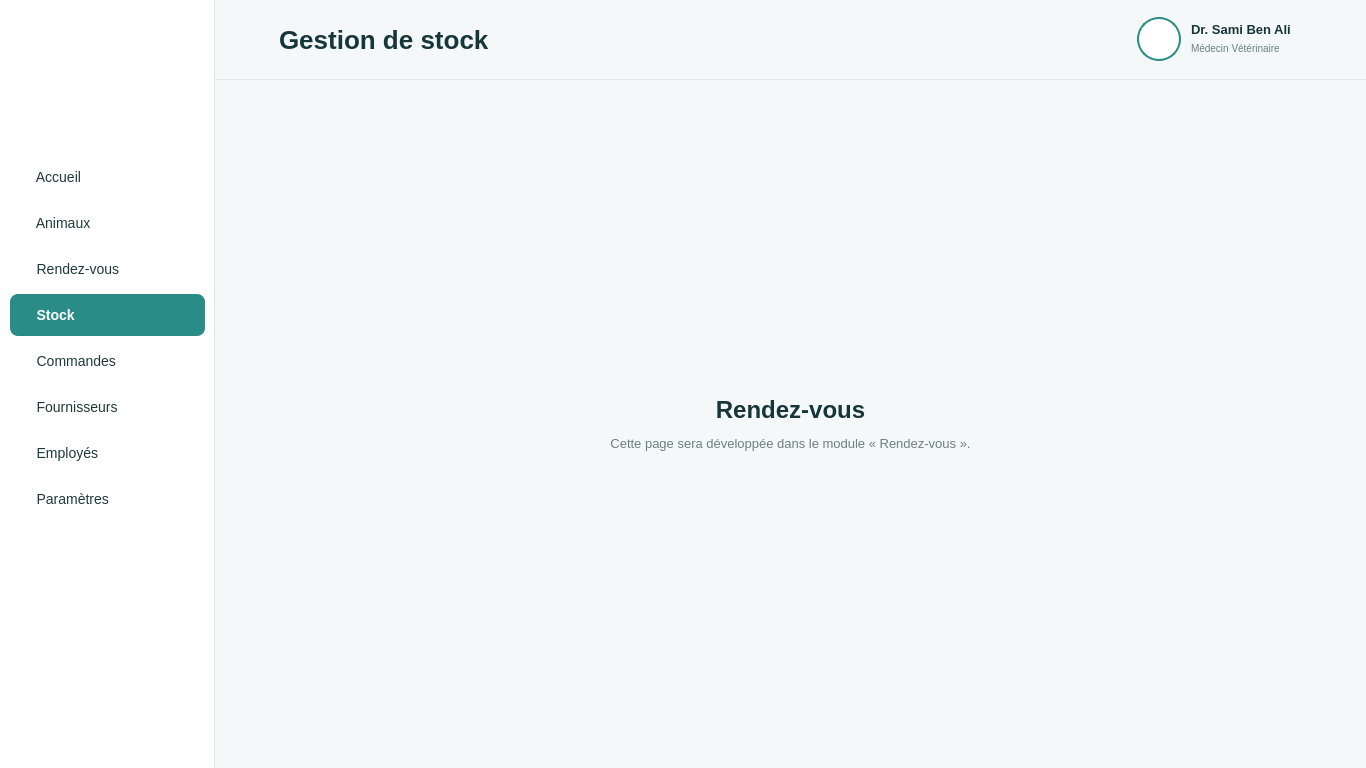
The window that PetManager-Integration/gpetmanager.ui (ProjetCPP2A25/PetManager) describes before a commit, drawn with Qt 5.
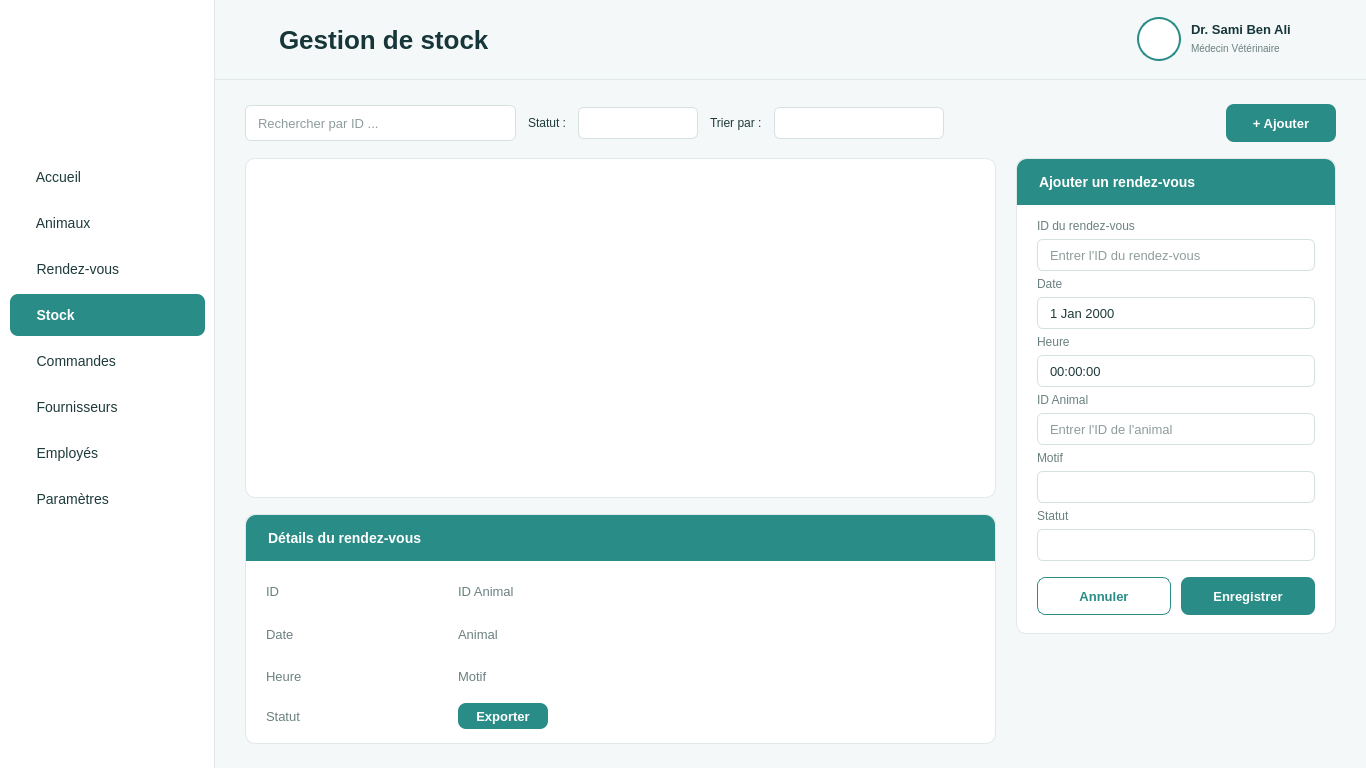
The same window after the commit. The open tabs and pages were chosen to show the change. Icons and pictures are not drawn.

Commit message: Integration module rendez-vous

Patch:
```diff
--- a/PetManager-Integration/gpetmanager.ui
+++ b/PetManager-Integration/gpetmanager.ui
@@ -701,37 +701,690 @@
          </layout>
         </widget>
         <widget class="QWidget" name="pageRendezVous">
-         <layout class="QVBoxLayout" name="layout_pageRendezVous">
+         <property name="styleSheet">
+          <string notr="true">QWidget#pageRendezVous { background-color: #F4F8F8; }
+QLabel { background: transparent; color: #1E3A3A; }
+
+/* champs de saisie */
+QLineEdit, QComboBox, QDateEdit, QTimeEdit {
+    border: 1px solid #D5E0E0; border-radius: 6px; padding: 0 10px;
+    background: white; color: #1E3A3A; font-size: 13px; min-height: 30px; }
+QLineEdit:focus, QComboBox:focus, QDateEdit:focus, QTimeEdit:focus { border: 1px solid #2A8C86; }
+QComboBox::drop-down, QDateEdit::drop-down {
+    subcontrol-origin: padding; subcontrol-position: center right; width: 30px; border: none; }
+QComboBox::down-arrow, QDateEdit::down-arrow {
+    image: url(:/icones/fleche_bas.png); width: 12px; height: 12px; }
+QTimeEdit::up-button { subcontrol-origin: border; subcontrol-position: top right; width: 24px; border: none; }
+QTimeEdit::down-button { subcontrol-origin: border; subcontrol-position: bottom right; width: 24px; border: none; }
+QTimeEdit::up-arrow { image: url(:/icones/fleche_haut.png); width: 10px; height: 10px; }
+QTimeEdit::down-arrow { image: url(:/icones/fleche_bas.png); width: 10px; height: 10px; }
+QComboBox QAbstractItemView {
+    background: white; color: #1E3A3A; border: 1px solid #D5E0E0; outline: 0; padding: 4px;
+    selection-background-color: #E6F2F1; selection-color: #1E3A3A; }
+QComboBox QAbstractItemView::item { min-height: 30px; padding-left: 8px; color: #1E3A3A; background: white; }
+QComboBox QAbstractItemView::item:hover, QComboBox QAbstractItemView::item:selected {
+    background: #E6F2F1; color: #1E3A3A; }
+QCalendarWidget QWidget { background-color: white; color: #1E3A3A; }
+QCalendarWidget QToolButton { color: #17363A; background-color: white; font-weight: bold; }
+QCalendarWidget QAbstractItemView:enabled {
+    background-color: white; color: #1E3A3A; selection-background-color: #2A8C86; selection-color: white; }
+QCalendarWidget QAbstractItemView:disabled { color: #9BB0B0; }
+
+/* cadres : formulaire et détails */
+QFrame#frameFormRdv, QFrame#frameDetailsRdv {
+    background: white; border: 1px solid #E0E8E8; border-radius: 10px; }
+QLabel#lblTitreFormRdv, QLabel#lblTitreDetailsRdv {
+    background: #2A8C86; color: white; font-weight: bold; font-size: 14px; padding: 11px 18px;
+    border: none; border-top-left-radius: 10px; border-top-right-radius: 10px; }
+QLabel#lblChamp0Rdv, QLabel#lblChamp1Rdv, QLabel#lblChamp2Rdv,
+QLabel#lblChamp3Rdv, QLabel#lblChamp4Rdv, QLabel#lblChamp5Rdv {
+    color: #6B8080; font-size: 12px; border: none; background: transparent; }
+QLabel#lblDetCle0Rdv, QLabel#lblDetCle1Rdv, QLabel#lblDetCle2Rdv, QLabel#lblDetCle3Rdv,
+QLabel#lblDetCle4Rdv, QLabel#lblDetCle5Rdv, QLabel#lblDetCle6Rdv {
+    color: #6B8080; font-size: 13px; border: none; background: transparent; }
+QLabel#lblDetVal0Rdv, QLabel#lblDetVal1Rdv, QLabel#lblDetVal2Rdv,
+QLabel#lblDetVal4Rdv, QLabel#lblDetVal5Rdv, QLabel#lblDetVal6Rdv {
+    color: #17363A; font-size: 13px; font-weight: bold; border: none; background: transparent; }
+
+/* boutons */
+QPushButton#btnAjouterRdv, QPushButton#btnEnregistrerRdv, QPushButton#btnExporterRdv {
+    background: #2A8C86; color: white; border: none; border-radius: 8px;
+    font-weight: bold; font-size: 13px; padding: 0 18px; }
+QPushButton#btnAjouterRdv:hover, QPushButton#btnEnregistrerRdv:hover,
+QPushButton#btnExporterRdv:hover { background: #1F6F6B; }
+QPushButton#btnAnnulerRdv {
+    background: white; color: #2A8C86; border: 1px solid #2A8C86; border-radius: 8px;
+    font-weight: bold; font-size: 13px; }
+QPushButton#btnAnnulerRdv:hover { background: #E6F2F1; }
+
+/* tableau */
+QTableView#tableRdv {
+    background: white; color: #1E3A3A; font-size: 13px; border: 1px solid #E0E8E8;
+    border-radius: 10px; selection-background-color: #E6F2F1; selection-color: #1E3A3A; }
+QTableView#tableRdv QHeaderView::section {
+    background: white; color: #17363A; font-weight: bold; padding: 10px 8px;
+    border: none; border-bottom: 1px solid #E0E8E8; }
+QTableView#tableRdv QTableCornerButton::section { background: white; border: none; }
+QScrollBar:vertical { background: transparent; width: 10px; margin: 0; }
+QScrollBar::handle:vertical { background: #C5D6D5; border-radius: 5px; min-height: 40px; }
+QScrollBar::add-line:vertical, QScrollBar::sub-line:vertical { height: 0; }
+QScrollBar::add-page:vertical, QScrollBar::sub-page:vertical { background: none; }
+</string>
+         </property>
+         <layout class="QVBoxLayout" name="layoutPageRdv">
           <property name="spacing">
-           <number>0</number>
+           <number>16</number>
           </property>
           <property name="leftMargin">
            <number>30</number>
           </property>
           <property name="topMargin">
-           <number>30</number>
+           <number>24</number>
           </property>
           <property name="rightMargin">
            <number>30</number>
           </property>
           <property name="bottomMargin">
-           <number>30</number>
+           <number>24</number>
           </property>
           <item>
-           <widget class="QLabel" name="lbl_pageRendezVous">
-            <property name="text">
-             <string>&lt;p&gt;&lt;img src=&quot;:/icones/calendar_teal.png&quot; width=&quot;80&quot; height=&quot;80&quot;&gt;&lt;/p&gt;&lt;p style=&quot;font-size:24px; font-weight:bold; color:#17363A&quot;&gt;Rendez-vous&lt;/p&gt;&lt;p style=&quot;font-size:13px; color:#6B8080&quot;&gt;Cette page sera développée dans le module « Rendez-vous ».&lt;/p&gt;</string>
+           <layout class="QHBoxLayout" name="layoutOutilsRdv">
+            <property name="spacing">
+             <number>12</number>
             </property>
-            <property name="textFormat">
-             <enum>Qt::TextFormat::RichText</enum>
+            <item>
+             <widget class="QLineEdit" name="txtRechercheRdv">
+              <property name="minimumSize">
+               <size>
+                <width>170</width>
+                <height>36</height>
+               </size>
+              </property>
+              <property name="maximumSize">
+               <size>
+                <width>300</width>
+                <height>36</height>
+               </size>
+              </property>
+              <property name="placeholderText">
+               <string>Rechercher par ID ...</string>
+              </property>
+             </widget>
+            </item>
+            <item>
+             <widget class="QLabel" name="lblStatutRdv">
+              <property name="text">
+               <string>Statut :</string>
+              </property>
+             </widget>
+            </item>
+            <item>
+             <widget class="QComboBox" name="cmbStatutRdv">
+              <property name="minimumSize">
+               <size>
+                <width>120</width>
+                <height>36</height>
+               </size>
+              </property>
+             </widget>
+            </item>
+            <item>
+             <widget class="QLabel" name="lblTriRdv">
+              <property name="text">
+               <string>Trier par :</string>
+              </property>
+             </widget>
+            </item>
+            <item>
+             <widget class="QComboBox" name="cmbTriRdv">
+              <property name="minimumSize">
+               <size>
+                <width>170</width>
+                <height>36</height>
+               </size>
+              </property>
+             </widget>
+            </item>
+            <item>
+             <spacer name="spacerOutilsRdv">
+              <property name="orientation">
+               <enum>Qt::Orientation::Horizontal</enum>
+              </property>
+              <property name="sizeHint" stdset="0">
+               <size>
+                <width>40</width>
+                <height>20</height>
+               </size>
+              </property>
+             </spacer>
+            </item>
+            <item>
+             <widget class="QPushButton" name="btnAjouterRdv">
+              <property name="minimumSize">
+               <size>
+                <width>110</width>
+                <height>38</height>
+               </size>
+              </property>
+              <property name="cursor">
+               <cursorShape>PointingHandCursor</cursorShape>
+              </property>
+              <property name="text">
+               <string>+ Ajouter</string>
+              </property>
+             </widget>
+            </item>
+           </layout>
+          </item>
+          <item>
+           <layout class="QHBoxLayout" name="layoutCorpsRdv" stretch="1,0">
+            <property name="spacing">
+             <number>20</number>
             </property>
-            <property name="alignment">
-             <set>Qt::AlignmentFlag::AlignCenter</set>
+            <property name="leftMargin">
+             <number>0</number>
             </property>
-            <property name="wordWrap">
-             <bool>true</bool>
+            <property name="topMargin">
+             <number>0</number>
             </property>
-           </widget>
+            <property name="rightMargin">
+             <number>0</number>
+            </property>
+            <property name="bottomMargin">
+             <number>0</number>
+            </property>
+            <item>
+             <layout class="QVBoxLayout" name="layoutGaucheRdv" stretch="1,0">
+              <property name="spacing">
+               <number>16</number>
+              </property>
+              <property name="leftMargin">
+               <number>0</number>
+              </property>
+              <property name="topMargin">
+               <number>0</number>
+              </property>
+              <property name="rightMargin">
+               <number>0</number>
+              </property>
+              <property name="bottomMargin">
+               <number>0</number>
+              </property>
+              <item>
+               <widget class="QTableView" name="tableRdv">
+                <property name="editTriggers">
+                 <set>QAbstractItemView::EditTrigger::NoEditTriggers</set>
+                </property>
+                <property name="selectionMode">
+                 <enum>QAbstractItemView::SelectionMode::SingleSelection</enum>
+                </property>
+                <property name="selectionBehavior">
+                 <enum>QAbstractItemView::SelectionBehavior::SelectRows</enum>
+                </property>
+                <property name="showGrid">
+                 <bool>false</bool>
+                </property>
+                <attribute name="horizontalHeaderStretchLastSection">
+                 <bool>true</bool>
+                </attribute>
+                <attribute name="verticalHeaderVisible">
+                 <bool>false</bool>
+                </attribute>
+               </widget>
+              </item>
+              <item>
+               <widget class="QFrame" name="frameDetailsRdv">
+                <property name="minimumSize">
+                 <size>
+                  <width>0</width>
+                  <height>230</height>
+                 </size>
+                </property>
+                <property name="maximumSize">
+                 <size>
+                  <width>16777215</width>
+                  <height>230</height>
+                 </size>
+                </property>
+                <layout class="QVBoxLayout" name="layoutFrameDetailsRdv">
+                 <property name="spacing">
+                  <number>0</number>
+                 </property>
+                 <property name="leftMargin">
+                  <number>0</number>
+                 </property>
+                 <property name="topMargin">
+                  <number>0</number>
+                 </property>
+                 <property name="rightMargin">
+                  <number>0</number>
+                 </property>
+                 <property name="bottomMargin">
+                  <number>0</number>
+                 </property>
+                 <item>
+                  <widget class="QLabel" name="lblTitreDetailsRdv">
+                   <property name="text">
+                    <string>Détails du rendez-vous</string>
+                   </property>
+                   <property name="minimumSize">
+                    <size>
+                     <width>0</width>
+                     <height>46</height>
+                    </size>
+                   </property>
+                   <property name="maximumSize">
+                    <size>
+                     <width>16777215</width>
+                     <height>46</height>
+                    </size>
+                   </property>
+                  </widget>
+                 </item>
+                 <item>
+                  <layout class="QGridLayout" name="layoutDetailsRdv">
+                   <property name="leftMargin">
+                    <number>20</number>
+                   </property>
+                   <property name="topMargin">
+                    <number>14</number>
+                   </property>
+                   <property name="rightMargin">
+                    <number>20</number>
+                   </property>
+                   <property name="bottomMargin">
+                    <number>14</number>
+                   </property>
+                   <property name="horizontalSpacing">
+                    <number>14</number>
+                   </property>
+                   <property name="verticalSpacing">
+                    <number>10</number>
+                   </property>
+                   <item row="0" column="0">
+                    <widget class="QLabel" name="lblDetCle0Rdv">
+                     <property name="text">
+                      <string>ID</string>
+                     </property>
+                    </widget>
+                   </item>
+                   <item row="0" column="1">
+                    <widget class="QLabel" name="lblDetVal0Rdv">
+                     <property name="text">
+                      <string/>
+                     </property>
+                    </widget>
+                   </item>
+                   <item row="1" column="0">
+                    <widget class="QLabel" name="lblDetCle1Rdv">
+                     <property name="text">
+                      <string>Date</string>
+                     </property>
+                    </widget>
+                   </item>
+                   <item row="1" column="1">
+                    <widget class="QLabel" name="lblDetVal1Rdv">
+                     <property name="text">
+                      <string/>
+                     </property>
+                    </widget>
+                   </item>
+                   <item row="2" column="0">
+                    <widget class="QLabel" name="lblDetCle2Rdv">
+                     <property name="text">
+                      <string>Heure</string>
+                     </property>
+                    </widget>
+                   </item>
+                   <item row="2" column="1">
+                    <widget class="QLabel" name="lblDetVal2Rdv">
+                     <property name="text">
+                      <string/>
+                     </property>
+                    </widget>
+                   </item>
+                   <item row="3" column="0">
+                    <widget class="QLabel" name="lblDetCle3Rdv">
+                     <property name="text">
+                      <string>Statut</string>
+                     </property>
+                    </widget>
+                   </item>
+                   <item row="3" column="1">
+                    <widget class="QLabel" name="lblDetVal3Rdv">
+                     <property name="text">
+                      <string/>
+                     </property>
+                     <property name="maximumSize">
+                      <size>
+                       <width>130</width>
+                       <height>26</height>
+                      </size>
+                     </property>
+                    </widget>
+                   </item>
+                   <item row="0" column="3">
+                    <widget class="QLabel" name="lblDetCle4Rdv">
+                     <property name="text">
+                      <string>ID Animal</string>
+                     </property>
+                    </widget>
+                   </item>
+                   <item row="0" column="4">
+                    <widget class="QLabel" name="lblDetVal4Rdv">
+                     <property name="text">
+                      <string/>
+                     </property>
+                    </widget>
+                   </item>
+                   <item row="1" column="3">
+                    <widget class="QLabel" name="lblDetCle5Rdv">
+                     <property name="text">
+                      <string>Animal</string>
+                     </property>
+                    </widget>
+                   </item>
+                   <item row="1" column="4">
+                    <widget class="QLabel" name="lblDetVal5Rdv">
+                     <property name="text">
+                      <string/>
+                     </property>
+                    </widget>
+                   </item>
+                   <item row="2" column="3">
+                    <widget class="QLabel" name="lblDetCle6Rdv">
+                     <property name="text">
+                      <string>Motif</string>
+                     </property>
+                    </widget>
+                   </item>
+                   <item row="2" column="4">
+                    <widget class="QLabel" name="lblDetVal6Rdv">
+                     <property name="text">
+                      <string/>
+                     </property>
+                    </widget>
+                   </item>
+                   <item row="0" column="2">
+                    <spacer name="spacerDetRdv">
+                     <property name="orientation">
+                      <enum>Qt::Orientation::Horizontal</enum>
+                     </property>
+                     <property name="sizeType">
+                      <enum>QSizePolicy::Policy::Fixed</enum>
+                     </property>
+                     <property name="sizeHint" stdset="0">
+                      <size>
+                       <width>120</width>
+                       <height>20</height>
+                      </size>
+                     </property>
+                    </spacer>
+                   </item>
+                   <item row="0" column="5">
+                    <spacer name="spacerFinDetRdv">
+                     <property name="orientation">
+                      <enum>Qt::Orientation::Horizontal</enum>
+                     </property>
+                     <property name="sizeHint" stdset="0">
+                      <size>
+                       <width>40</width>
+                       <height>20</height>
+                      </size>
+                     </property>
+                    </spacer>
+                   </item>
+                   <item row="3" column="3" colspan="2">
+                    <widget class="QPushButton" name="btnExporterRdv">
+                     <property name="maximumSize">
+                      <size>
+                       <width>150</width>
+                       <height>36</height>
+                      </size>
+                     </property>
+                     <property name="cursor">
+                      <cursorShape>PointingHandCursor</cursorShape>
+                     </property>
+                     <property name="text">
+                      <string>Exporter</string>
+                     </property>
+                    </widget>
+                   </item>
+                  </layout>
+                 </item>
+                </layout>
+               </widget>
+              </item>
+             </layout>
+            </item>
+            <item>
+             <layout class="QVBoxLayout" name="layoutDroiteRdv">
+              <property name="spacing">
+               <number>0</number>
+              </property>
+              <property name="leftMargin">
+               <number>0</number>
+              </property>
+              <property name="topMargin">
+               <number>0</number>
+              </property>
+              <property name="rightMargin">
+               <number>0</number>
+              </property>
+              <property name="bottomMargin">
+               <number>0</number>
+              </property>
+              <item>
+               <widget class="QFrame" name="frameFormRdv">
+                <property name="minimumSize">
+                 <size>
+                  <width>320</width>
+                  <height>0</height>
+                 </size>
+                </property>
+                <property name="maximumSize">
+                 <size>
+                  <width>320</width>
+                  <height>16777215</height>
+                 </size>
+                </property>
+                <layout class="QVBoxLayout" name="layoutFrameFormRdv">
+                 <property name="spacing">
+                  <number>0</number>
+                 </property>
+                 <property name="leftMargin">
+                  <number>0</number>
+                 </property>
+                 <property name="topMargin">
+                  <number>0</number>
+                 </property>
+                 <property name="rightMargin">
+                  <number>0</number>
+                 </property>
+                 <property name="bottomMargin">
+                  <number>0</number>
+                 </property>
+                 <item>
+                  <widget class="QLabel" name="lblTitreFormRdv">
+                   <property name="text">
+                    <string>Ajouter un rendez-vous</string>
+                   </property>
+                   <property name="minimumSize">
+                    <size>
+                     <width>0</width>
+                     <height>46</height>
+                    </size>
+                   </property>
+                   <property name="maximumSize">
+                    <size>
+                     <width>16777215</width>
+                     <height>46</height>
+                    </size>
+                   </property>
+                  </widget>
+                 </item>
+                 <item>
+                  <layout class="QVBoxLayout" name="layoutChampsRdv">
+                   <property name="spacing">
+                    <number>6</number>
+                   </property>
+                   <property name="leftMargin">
+                    <number>20</number>
+                   </property>
+                   <property name="topMargin">
+                    <number>14</number>
+                   </property>
+                   <property name="rightMargin">
+                    <number>20</number>
+                   </property>
+                   <property name="bottomMargin">
+                    <number>18</number>
+                   </property>
+                   <item>
+                    <widget class="QLabel" name="lblChamp0Rdv">
+                     <property name="text">
+                      <string>ID du rendez-vous</string>
+                     </property>
+                    </widget>
+                   </item>
+                   <item>
+                    <widget class="QLineEdit" name="txtIdRdv">
+                     <property name="placeholderText">
+                      <string>Entrer l'ID du rendez-vous</string>
+                     </property>
+                    </widget>
+                   </item>
+                   <item>
+                    <widget class="QLabel" name="lblChamp1Rdv">
+                     <property name="text">
+                      <string>Date</string>
+                     </property>
+                    </widget>
+                   </item>
+                   <item>
+                    <widget class="QDateEdit" name="dateRdv">
+                     <property name="calendarPopup">
+                      <bool>true</bool>
+                     </property>
+                    </widget>
+                   </item>
+                   <item>
+                    <widget class="QLabel" name="lblChamp2Rdv">
+                     <property name="text">
+                      <string>Heure</string>
+                     </property>
+                    </widget>
+                   </item>
+                   <item>
+                    <widget class="QTimeEdit" name="timeRdv"/>
+                   </item>
+                   <item>
+                    <widget class="QLabel" name="lblChamp3Rdv">
+                     <property name="text">
+                      <string>ID Animal</string>
+                     </property>
+                    </widget>
+                   </item>
+                   <item>
+                    <widget class="QLineEdit" name="txtAnimalRdv">
+                     <property name="placeholderText">
+                      <string>Entrer l'ID de l'animal</string>
+                     </property>
+                    </widget>
+                   </item>
+                   <item>
+                    <widget class="QLabel" name="lblChamp4Rdv">
+                     <property name="text">
+                      <string>Motif</string>
+                     </property>
+                    </widget>
+                   </item>
+                   <item>
+                    <widget class="QComboBox" name="cmbMotifRdv"/>
+                   </item>
+                   <item>
+                    <widget class="QLabel" name="lblChamp5Rdv">
+                     <property name="text">
+                      <string>Statut</string>
+                     </property>
+                    </widget>
+                   </item>
+                   <item>
+                    <widget class="QComboBox" name="cmbStatutFormRdv"/>
+                   </item>
+                   <item>
+                    <spacer name="spacerFormRdv">
+                     <property name="orientation">
+                      <enum>Qt::Orientation::Vertical</enum>
+                     </property>
+                     <property name="sizeHint" stdset="0">
+                      <size>
+                       <width>20</width>
+                       <height>10</height>
+                      </size>
+                     </property>
+                    </spacer>
+                   </item>
+                   <item>
+                    <layout class="QHBoxLayout" name="layoutBoutonsFormRdv">
+                     <property name="spacing">
+                      <number>10</number>
+                     </property>
+                     <item>
+                      <widget class="QPushButton" name="btnAnnulerRdv">
+                       <property name="minimumSize">
+                        <size>
+                         <width>0</width>
+                         <height>38</height>
+                        </size>
+                       </property>
+                       <property name="cursor">
+                        <cursorShape>PointingHandCursor</cursorShape>
+                       </property>
+                       <property name="text">
+                        <string>Annuler</string>
+                       </property>
+                      </widget>
+                     </item>
+                     <item>
+                      <widget class="QPushButton" name="btnEnregistrerRdv">
+                       <property name="minimumSize">
+                        <size>
+                         <width>0</width>
+                         <height>38</height>
+                        </size>
+                       </property>
+                       <property name="cursor">
+                        <cursorShape>PointingHandCursor</cursorShape>
+                       </property>
+                       <property name="text">
+                        <string>Enregistrer</string>
+                       </property>
+                      </widget>
+                     </item>
+                    </layout>
+                   </item>
+                  </layout>
+                 </item>
+                </layout>
+               </widget>
+              </item>
+              <item>
+               <spacer name="spacerDroiteRdv">
+                <property name="orientation">
+                 <enum>Qt::Orientation::Vertical</enum>
+                </property>
+                <property name="sizeHint" stdset="0">
+                 <size>
+                  <width>20</width>
+                  <height>40</height>
+                 </size>
+                </property>
+               </spacer>
+              </item>
+             </layout>
+            </item>
+           </layout>
           </item>
          </layout>
         </widget>
```
The commit also changes 5 other files.
